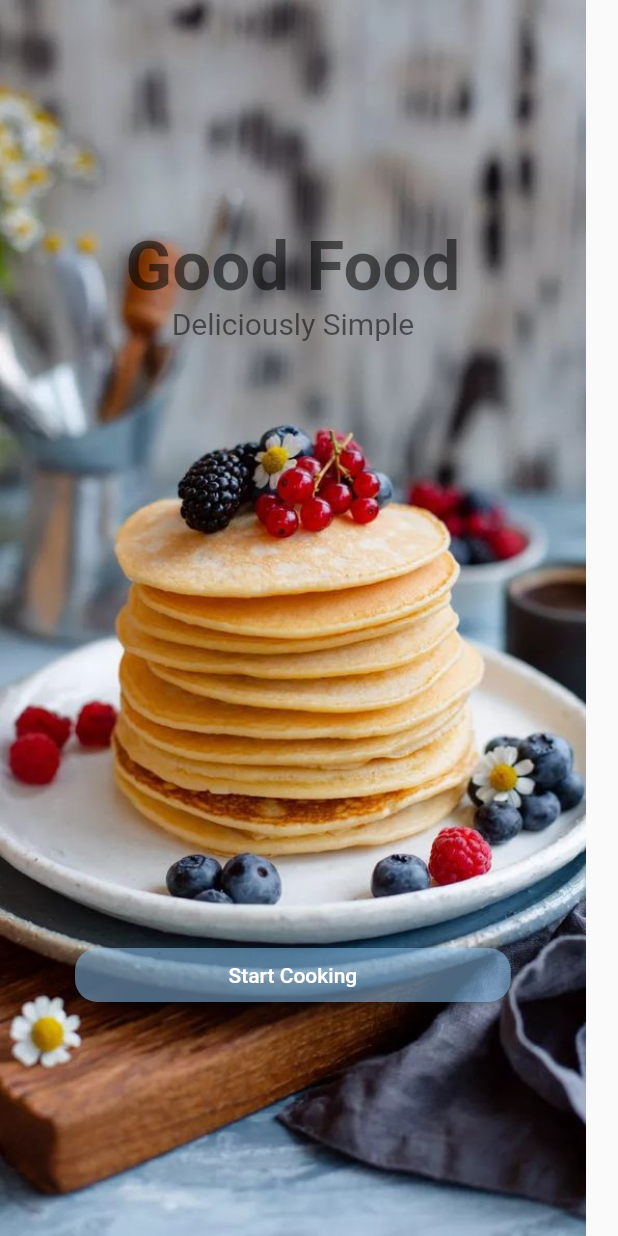
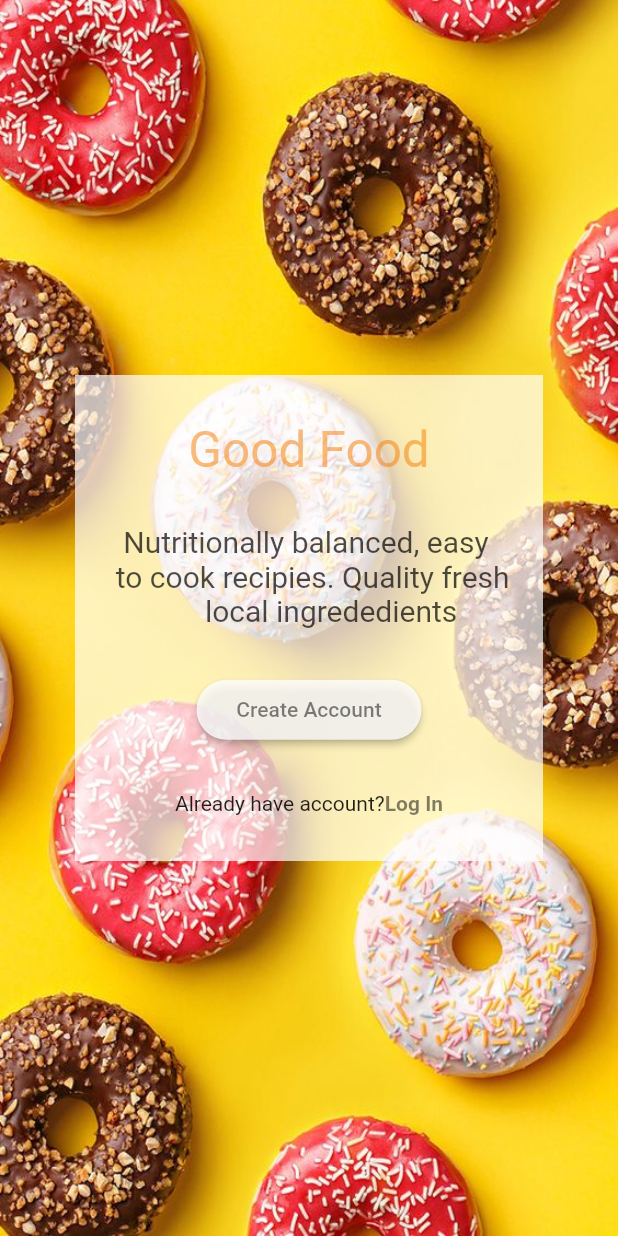
Before and after one commit to kspsusmitha/Food_delivery_app_design, a Flutter app: the screen it shows after launch, after a tap on "Start Cooking", on a phone screen of 412 x 824 dp. Run offline on Flutter 3.47's test engine with Material 2 defaults, Android fonts, the phone set to English and light mode, and no system bars.

Commit message:
13/01/2024

```diff
--- /dev/null
+++ b/lib/ui/intro.dart
@@ -0,0 +1,75 @@
+import 'package:flutter/material.dart';
+
+
+class introduced extends StatelessWidget {
+  const introduced({super.key});
+
+  @override
+  Widget build(BuildContext context) {
+    return Scaffold(
+      body: Stack(
+        children: [
+          Container(
+            width: double.infinity,
+            height: double.infinity,
+            child: Image.asset('assets/doughnutwallpaper2.jpg',
+            fit:BoxFit.fill,
+            ),
+          ),
+          Positioned(
+            top: 250,
+            bottom: 250,
+            left: 50,
+            right: 50,
+            child: Container(
+              decoration: BoxDecoration(
+                color: Colors.white.withOpacity(0.7)
+              ),
+              child: Expanded(
+                child: Column(
+                  mainAxisAlignment: MainAxisAlignment.spaceEvenly,
+                  children: [
+
+                        Text("Good Food",style: TextStyle(
+                fontSize: 33,color: Colors.orange.shade700.withOpacity(0.5)
+                        ),),
+
+
+                        Text("  Nutritionally balanced, easy \n to cook recipies. Quality fresh\n             local ingrededients",
+                        style: TextStyle(
+                          color: Colors.black.withOpacity(0.7),
+                          fontSize: 20
+                        ),
+                        ),
+
+                        ElevatedButton(onPressed: (){}, child: Text("Create Account",style: TextStyle(color: Colors.black.withOpacity(0.5)),),
+                        style: ElevatedButton.styleFrom(
+                          backgroundColor: Colors.white.withOpacity(0.8),
+                        shape: RoundedRectangleBorder(
+                          borderRadius: BorderRadius.circular(32.0),
+                        ),
+                         minimumSize: Size(150,40)
+                        ),
+
+                        ),
+                        Row(
+                          mainAxisAlignment: MainAxisAlignment.center,
+                          children: [
+                            Text("Already have account?"),
+                            Text("Log In",
+                            style: TextStyle(fontWeight: FontWeight.bold,
+                            color: Colors.black.withOpacity(0.5)
+                            ),
+                            )
+                          ],
+                        )
+                  ],
+                ),
+              ),
+
+            ))
+        ],
+      ),
+    );
+  }
+}
--- a/lib/ui/splash.dart
+++ b/lib/ui/splash.dart
@@ -1,4 +1,5 @@
 import 'package:flutter/material.dart';
+import 'package:food_delivery_app_design/ui/intro.dart';
 
 class SplashScreen extends StatelessWidget {
   const SplashScreen({super.key});
@@ -8,7 +9,9 @@ class SplashScreen extends StatelessWidget {
     return Scaffold(
       body: Stack(
         children: [
-          Image.asset('assets/splashwallpaper1.jpg'),
+          Expanded(child: Image.asset('assets/splashwallpaper1.jpg',
+          fit: BoxFit.fill,
+          )),
           Positioned(
             right: 25,
             left: 25,
@@ -34,7 +37,9 @@ class SplashScreen extends StatelessWidget {
             left: 50,
             right: 50,
             bottom: 150,
-            child: ElevatedButton(onPressed: (){}, child: Text('Start Cooking'),
+            child: ElevatedButton(onPressed: (){
+              Navigator.push(context, MaterialPageRoute(builder: (context)=>introduced()));
+            }, child: Text('Start Cooking'),
             style: ElevatedButton.styleFrom(
               backgroundColor: Colors.blue.shade200.withOpacity(0.5),
                shape: RoundedRectangleBorder(
--- a/pubspec.yaml
+++ b/pubspec.yaml
@@ -35,6 +35,7 @@ dependencies:
   # The following adds the Cupertino Icons font to your application.
   # Use with the CupertinoIcons class for iOS style icons.
   cupertino_icons: ^1.0.2
+  # flutter_icons: ^1.1.0
 
 dev_dependencies:
   flutter_test:
@@ -61,6 +62,7 @@ flutter:
   # To add assets to your application, add an assets section, like this:
   assets:
      - assets/splashwallpaper1.jpg
+     - assets/doughnutwallpaper2.jpg
   #   - images/a_dot_ham.jpeg
 
   # An image asset can refer to one or more resolution-specific "variants", see
```
Also changed, not shown: assets/doughnutwallpaper2.jpg (added).
